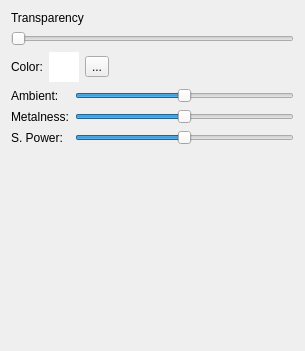
First picture: the form in src/gui/main_window/mesh_widget.ui, repository cppd/math, before the edit.
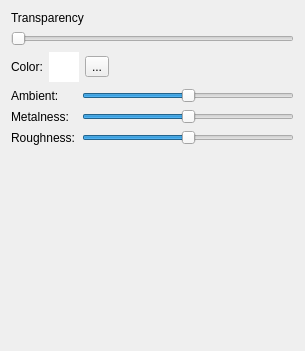
Second picture: the form after the edit.

Diff of the .ui file:
```diff
--- a/src/gui/main_window/mesh_widget.ui
+++ b/src/gui/main_window/mesh_widget.ui
@@ -184,7 +184,7 @@
         <string>Specular Power</string>
        </property>
        <property name="text">
-        <string>S. Power:</string>
+        <string>Roughness:</string>
        </property>
       </widget>
      </item>
```
Left out of the diff: 5 changed lines with no effect on the pictures.
